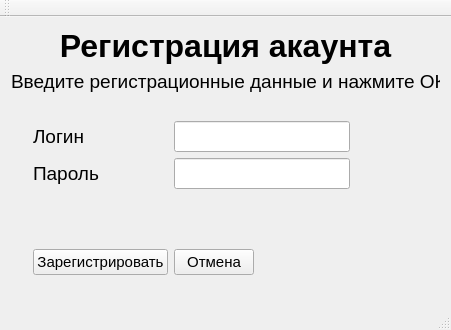
The window that QtMessangerClient/RegForm.ui (PracticalTasks/QtMessangerClient) describes before a commit, drawn with Qt 5.
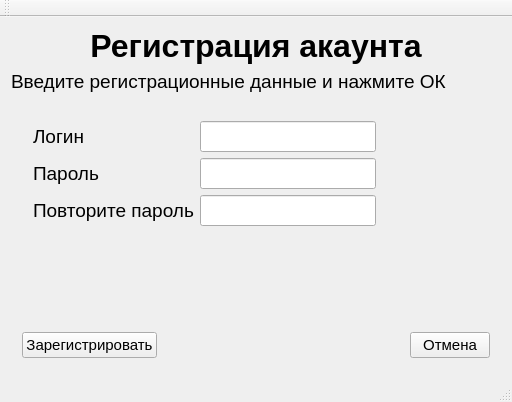
The same window after the commit.

The edit to the form file:
```diff
--- a/QtMessangerClient/RegForm.ui
+++ b/QtMessangerClient/RegForm.ui
@@ -6,20 +6,20 @@
    <rect>
     <x>0</x>
     <y>0</y>
-    <width>451</width>
-    <height>330</height>
+    <width>512</width>
+    <height>402</height>
    </rect>
   </property>
   <property name="minimumSize">
    <size>
-    <width>451</width>
-    <height>330</height>
+    <width>512</width>
+    <height>402</height>
    </size>
   </property>
   <property name="maximumSize">
    <size>
-    <width>451</width>
-    <height>330</height>
+    <width>512</width>
+    <height>402</height>
    </size>
   </property>
   <property name="windowTitle">
@@ -75,30 +75,30 @@
       <item>
        <widget class="QWidget" name="widget" native="true">
         <layout class="QGridLayout" name="gridLayout_3">
-         <item row="0" column="1">
+         <item row="1" column="0">
+          <widget class="QPushButton" name="regButton">
+           <property name="sizePolicy">
+            <sizepolicy hsizetype="Fixed" vsizetype="Fixed">
+             <horstretch>0</horstretch>
+             <verstretch>0</verstretch>
+            </sizepolicy>
+           </property>
+           <property name="font">
+            <font>
+             <pointsize>11</pointsize>
+            </font>
+           </property>
+           <property name="text">
+            <string>Зарегистрировать</string>
+           </property>
+          </widget>
+         </item>
+         <item row="0" column="0">
           <widget class="QWidget" name="widget_2" native="true">
            <property name="enabled">
             <bool>true</bool>
            </property>
            <layout class="QFormLayout" name="formLayout_2">
-            <item row="5" column="0">
-             <layout class="QFormLayout" name="formLayout"/>
-            </item>
-            <item row="0" column="1">
-             <widget class="QLineEdit" name="loginLineEdit">
-              <property name="sizePolicy">
-               <sizepolicy hsizetype="Fixed" vsizetype="Fixed">
-                <horstretch>0</horstretch>
-                <verstretch>0</verstretch>
-               </sizepolicy>
-              </property>
-              <property name="font">
-               <font>
-                <pointsize>14</pointsize>
-               </font>
-              </property>
-             </widget>
-            </item>
             <item row="0" column="0">
              <widget class="QLabel" name="label_3">
               <property name="font">
@@ -111,8 +111,8 @@
               </property>
              </widget>
             </item>
-            <item row="2" column="1">
-             <widget class="QLineEdit" name="passwordLineEdit">
+            <item row="0" column="1">
+             <widget class="QLineEdit" name="loginLineEdit">
               <property name="sizePolicy">
                <sizepolicy hsizetype="Fixed" vsizetype="Fixed">
                 <horstretch>0</horstretch>
@@ -138,8 +138,8 @@
               </property>
              </widget>
             </item>
-            <item row="7" column="1">
-             <widget class="QPushButton" name="cancelButton">
+            <item row="2" column="1">
+             <widget class="QLineEdit" name="passwordLineEdit">
               <property name="sizePolicy">
                <sizepolicy hsizetype="Fixed" vsizetype="Fixed">
                 <horstretch>0</horstretch>
@@ -148,16 +148,34 @@
               </property>
               <property name="font">
                <font>
-                <pointsize>11</pointsize>
+                <pointsize>14</pointsize>
                </font>
               </property>
+              <property name="inputMethodHints">
+               <set>Qt::ImhHiddenText|Qt::ImhNoAutoUppercase|Qt::ImhNoPredictiveText|Qt::ImhSensitiveData</set>
+              </property>
+              <property name="echoMode">
+               <enum>QLineEdit::Password</enum>
+              </property>
+             </widget>
+            </item>
+            <item row="6" column="0">
+             <layout class="QFormLayout" name="formLayout"/>
+            </item>
+            <item row="4" column="0">
+             <widget class="QLabel" name="label_5">
+              <property name="font">
+               <font>
+                <pointsize>14</pointsize>
+               </font>
+              </property>
               <property name="text">
-               <string>Отмена</string>
+               <string>Повторите пароль</string>
               </property>
              </widget>
             </item>
-            <item row="7" column="0">
-             <widget class="QPushButton" name="regButton">
+            <item row="4" column="1">
+             <widget class="QLineEdit" name="passwordLineEdit_2">
               <property name="sizePolicy">
                <sizepolicy hsizetype="Fixed" vsizetype="Fixed">
                 <horstretch>0</horstretch>
@@ -166,33 +184,62 @@
               </property>
               <property name="font">
                <font>
-                <pointsize>11</pointsize>
+                <pointsize>14</pointsize>
                </font>
               </property>
-              <property name="text">
-               <string>Зарегистрировать</string>
+              <property name="inputMethodHints">
+               <set>Qt::ImhHiddenText|Qt::ImhNoAutoUppercase|Qt::ImhNoPredictiveText|Qt::ImhSensitiveData</set>
               </property>
+              <property name="echoMode">
+               <enum>QLineEdit::Password</enum>
+              </property>
+              <property name="cursorMoveStyle">
+               <enum>Qt::LogicalMoveStyle</enum>
+              </property>
+              <property name="clearButtonEnabled">
+               <bool>false</bool>
+              </property>
              </widget>
             </item>
-            <item row="6" column="0" colspan="2">
-             <spacer name="verticalSpacer">
-              <property name="orientation">
-               <enum>Qt::Vertical</enum>
+            <item row="8" column="0" colspan="2">
+             <widget class="QLabel" name="messageLabel">
+              <property name="sizePolicy">
+               <sizepolicy hsizetype="Expanding" vsizetype="Preferred">
+                <horstretch>0</horstretch>
+                <verstretch>0</verstretch>
+               </sizepolicy>
               </property>
-              <property name="sizeType">
-               <enum>QSizePolicy::MinimumExpanding</enum>
+              <property name="font">
+               <font>
+                <pointsize>12</pointsize>
+               </font>
               </property>
-              <property name="sizeHint" stdset="0">
-               <size>
-                <width>20</width>
-                <height>40</height>
-               </size>
+              <property name="text">
+               <string/>
               </property>
-             </spacer>
+             </widget>
             </item>
            </layout>
           </widget>
          </item>
+         <item row="1" column="1">
+          <widget class="QPushButton" name="cancelButton">
+           <property name="sizePolicy">
+            <sizepolicy hsizetype="Fixed" vsizetype="Fixed">
+             <horstretch>0</horstretch>
+             <verstretch>0</verstretch>
+            </sizepolicy>
+           </property>
+           <property name="font">
+            <font>
+             <pointsize>11</pointsize>
+            </font>
+           </property>
+           <property name="text">
+            <string>Отмена</string>
+           </property>
+          </widget>
+         </item>
         </layout>
        </widget>
       </item>
@@ -205,7 +252,7 @@
     <rect>
      <x>0</x>
      <y>0</y>
-     <width>451</width>
+     <width>512</width>
      <height>26</height>
     </rect>
    </property>
```
